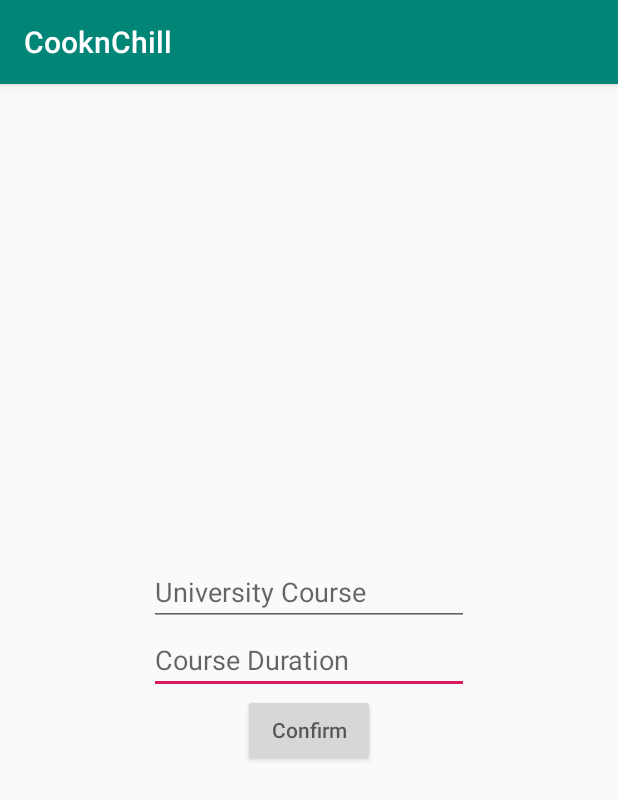
After one commit to AidenGourley/CooknChill, an Android app: the SignUp2Activity screen opened directly, with no data from a screen before it, on a phone screen of 412 x 824 dp. The commit adds this screen. Shown: the top 800 px of the screen. Run offline under Robolectric (Android 15) with nearby library versions, the phone set to English and light mode, and no system bars; our stand-ins replace Firebase (no records; nobody signed in at launch, a user with empty details on screens opened directly).

Commit message:
2nd phase of signup added. User will now be prompted to enter University course and duration.
Signed-off-by: AidenGourley <47273883+AidenGourley@users.noreply.github.com>

```diff
--- a/app/build.gradle
+++ b/app/build.gradle
@@ -21,13 +21,13 @@ android {
 
 dependencies {
     implementation 'com.google.firebase:firebase-core:17.2.1'
-    implementation 'com.google.firebase:firebase-auth:19.1.0'
+    implementation 'com.google.firebase:firebase-auth:19.2.0'
     implementation fileTree(dir: 'libs', include: ['*.jar'])
     implementation 'androidx.appcompat:appcompat:1.1.0'
     implementation 'androidx.constraintlayout:constraintlayout:1.1.3'
     implementation 'androidx.annotation:annotation:1.1.0'
     implementation 'androidx.lifecycle:lifecycle-extensions:2.1.0'
-    implementation 'com.google.firebase:firebase-database:16.0.4'
+    implementation 'com.google.firebase:firebase-database:19.2.0'
     testImplementation 'junit:junit:4.12'
     androidTestImplementation 'androidx.test.ext:junit:1.1.1'
     androidTestImplementation 'androidx.test.espresso:espresso-core:3.2.0'
@@ -37,7 +37,6 @@ dependencies {
 
     //compile 'android.arch.persistence.room:runtime:' + rootProject.archRoomVersion;
     annotationProcessor 'android.arch.persistence.room:compiler:' + rootProject.archRoomVersion
-    implementation 'com.google.firebase:firebase-auth:19.1.0';
 }
 
 apply plugin: 'com.google.gms.google-services'
--- a/app/src/main/AndroidManifest.xml
+++ b/app/src/main/AndroidManifest.xml
@@ -9,9 +9,10 @@
         android:roundIcon="@mipmap/ic_launcher_round"
         android:supportsRtl="true"
         android:theme="@style/AppTheme">
+        <activity android:name=".auth.SignUp2Activity"></activity>
         <activity
             android:name=".auth.LoginActivity"
-            android:label="Login"></activity>
+            android:label="Login" />
         <activity android:name=".auth.HomeActivity" />
         <activity android:name=".auth.SignUpActivity">
             <intent-filter>
--- /dev/null
+++ b/app/src/main/java/com/example/cooknchill/auth/SignUp2Activity.java
@@ -0,0 +1,59 @@
+package com.example.cooknchill.auth;
+
+import android.content.Intent;
+import android.os.Bundle;
+import android.view.View;
+import android.widget.Button;
+import android.widget.EditText;
+import android.widget.Toast;
+
+import androidx.annotation.NonNull;
+import androidx.appcompat.app.AppCompatActivity;
+
+import com.example.cooknchill.R;
+import com.google.android.gms.tasks.OnCompleteListener;
+import com.google.android.gms.tasks.Task;
+import com.google.firebase.auth.FirebaseAuth;
+import com.google.firebase.database.DatabaseReference;
+import com.google.firebase.database.FirebaseDatabase;
+
+public class SignUp2Activity extends AppCompatActivity {
+    EditText course, courseDuration;
+
+    Button confirm;
+    @Override
+    protected void onCreate(Bundle savedInstanceState) {
+        super.onCreate(savedInstanceState);
+        setContentView(R.layout.activity_signup2);
+        course = findViewById(R.id.course);
+        courseDuration = findViewById(R.id.courseDuration);
+        confirm = findViewById(R.id.confirm);
+
+        confirm.setOnClickListener(new View.OnClickListener() {
+            @Override
+            public void onClick(View v) {
+                final String course = SignUp2Activity.this.course.getText().toString().trim();
+                final String courseDuration = SignUp2Activity.this.courseDuration.getText().toString().trim();
+                if (!(course.isEmpty() && courseDuration.isEmpty())){
+                    String uid = FirebaseAuth.getInstance().getCurrentUser().getUid();
+                    DatabaseReference dbRef = FirebaseDatabase.getInstance().getReference("users").child(uid);
+                    dbRef.child("courseDuration").setValue(courseDuration);
+                    dbRef.child("course").setValue(course).addOnCompleteListener(new OnCompleteListener<Void>() {
+                        @Override
+                        public void onComplete(@NonNull Task<Void> task) {
+                            if (task.isSuccessful()) {
+                                startActivity(new Intent(SignUp2Activity.this, HomeActivity.class));
+                            } else {
+                                Toast.makeText(SignUp2Activity.this, "Oops, something's gone wrong... Please try again!", Toast.LENGTH_SHORT).show();
+                            }
+                        }
+                    });
+                }
+                else{
+                    SignUp2Activity.this.course.setError("Please enter a valid course and duration!");
+                    SignUp2Activity.this.course.requestFocus();
+                }
+            }
+        });
+    }
+}
--- /dev/null
+++ b/app/src/main/res/layout/activity_signup2.xml
@@ -0,0 +1,40 @@
+<?xml version="1.0" encoding="utf-8"?>
+<androidx.constraintlayout.widget.ConstraintLayout xmlns:android="http://schemas.android.com/apk/res/android"
+    xmlns:app="http://schemas.android.com/apk/res-auto"
+    xmlns:tools="http://schemas.android.com/tools"
+    android:layout_width="match_parent"
+    android:layout_height="match_parent"
+    tools:context=".auth.SignUp2Activity">
+
+    <EditText
+        android:id="@+id/courseDuration"
+        android:layout_width="wrap_content"
+        android:layout_height="wrap_content"
+        android:ems="10"
+        android:hint="Course Duration"
+        android:inputType="number"
+        app:layout_constraintBottom_toBottomOf="parent"
+        app:layout_constraintEnd_toEndOf="parent"
+        app:layout_constraintStart_toStartOf="parent"
+        app:layout_constraintTop_toTopOf="parent" />
+
+    <EditText
+        android:id="@+id/course"
+        android:layout_width="wrap_content"
+        android:layout_height="wrap_content"
+        android:ems="10"
+        android:hint="University Course"
+        android:inputType="textPersonName"
+        app:layout_constraintBottom_toTopOf="@+id/courseDuration"
+        app:layout_constraintEnd_toEndOf="parent"
+        app:layout_constraintStart_toStartOf="parent" />
+
+    <Button
+        android:id="@+id/confirm"
+        android:layout_width="wrap_content"
+        android:layout_height="wrap_content"
+        android:hint="Confirm"
+        app:layout_constraintEnd_toEndOf="parent"
+        app:layout_constraintStart_toStartOf="parent"
+        app:layout_constraintTop_toBottomOf="@+id/courseDuration" />
+</androidx.constraintlayout.widget.ConstraintLayout>
--- /dev/null
+++ b/app/src/main/res/values/dimens.xml
@@ -0,0 +1,5 @@
+<resources>
+    <!-- Default screen margins, per the Android Design guidelines. -->
+    <dimen name="activity_horizontal_margin">16dp</dimen>
+    <dimen name="activity_vertical_margin">16dp</dimen>
+</resources>
```
Also changed, not shown: app/src/main/java/com/example/cooknchill/auth/SignUpActivity.java (+27 -22 lines), app/src/main/java/com/example/cooknchill/auth/User.java (+7 -29 lines).
